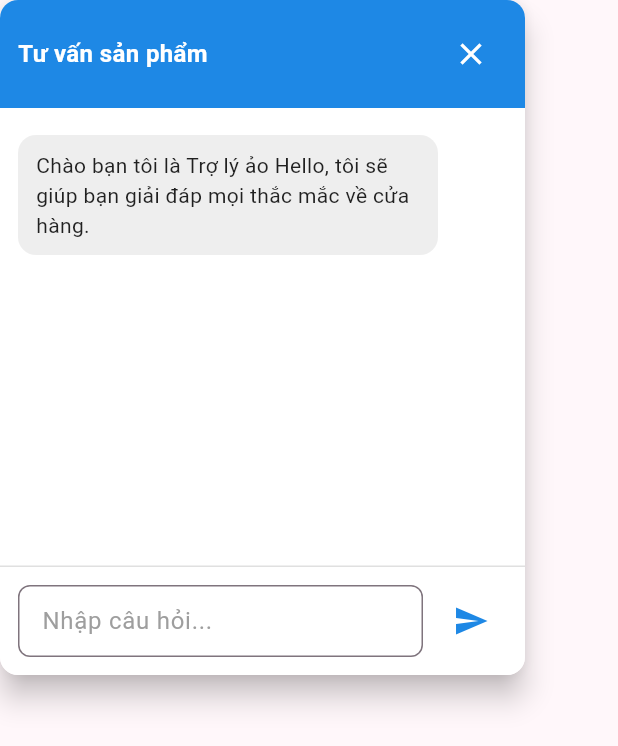
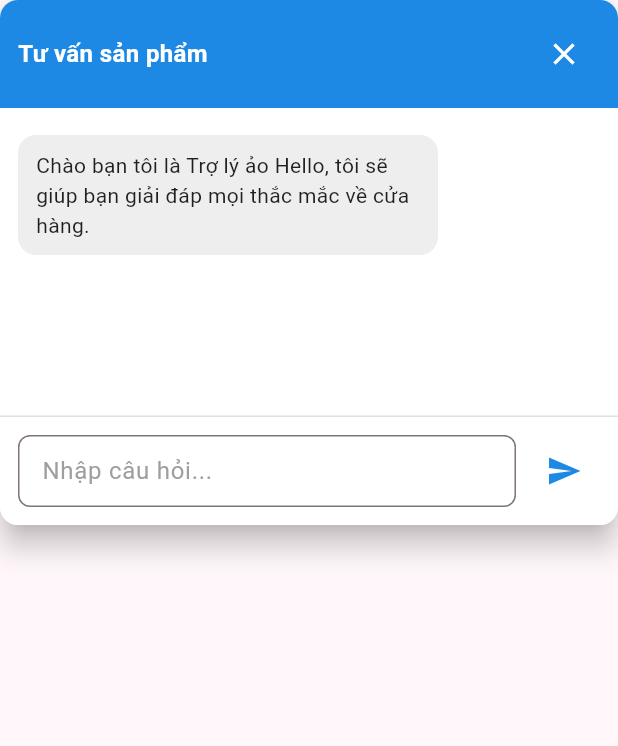
Before and after one commit to quangphamhieu/shoestorefe, a Flutter app: the ChatPopup widget shown alone on an empty page, opened directly with empty values, on a phone screen of 412 x 824 dp. Shown: the top 746 px of the screen. Run offline on Flutter 3.47's test engine with Material 3 defaults, Android fonts, the phone set to English and light mode, and no system bars; drawn by our look-alikes of flutter_markdown; our stand-ins replace dio, file_picker, get_it, go_router, image_picker, shared_preferences; accounts and stored records are empty; network calls fail.

Commit message:
update web mobile

```diff
--- a/shoestorefe/lib/presentation/customer/screens/home_screen.dart
+++ b/shoestorefe/lib/presentation/customer/screens/home_screen.dart
@@ -53,8 +53,9 @@ class _HomeScreenState extends State<HomeScreen> {
                 child: SingleChildScrollView(
                   child: Column(
                     children: [
+                      // Responsive banner height
                       Container(
-                        height: 400,
+                        height: width < 600 ? 200 : (width < 900 ? 300 : 400),
                         width: double.infinity,
                         decoration: BoxDecoration(
                           image: DecorationImage(
--- a/shoestorefe/lib/presentation/customer/widgets/chat_popup.dart
+++ b/shoestorefe/lib/presentation/customer/widgets/chat_popup.dart
@@ -73,15 +73,19 @@ class _ChatPopupState extends State<ChatPopup> {
 
   @override
   Widget build(BuildContext context) {
+    final screenWidth = MediaQuery.of(context).size.width;
+    final isMobile = screenWidth < 600;
+
     return Positioned(
       bottom: 80,
-      right: 20,
+      right: isMobile ? 10 : 20,
+      left: isMobile ? 10 : null,
       child: Material(
         elevation: 8,
         borderRadius: BorderRadius.circular(12),
         child: Container(
-          width: 350,
-          height: 450,
+          width: isMobile ? null : 350,
+          height: isMobile ? 350 : 450,
           decoration: BoxDecoration(
             color: Colors.white,
             borderRadius: BorderRadius.circular(12),
```
Also changed, not shown: shoestorefe/lib/presentation/customer/widgets/customer_header.dart (+12 -2 lines), shoestorefe/lib/presentation/customer/widgets/product_filter.dart (+15 -8 lines).
